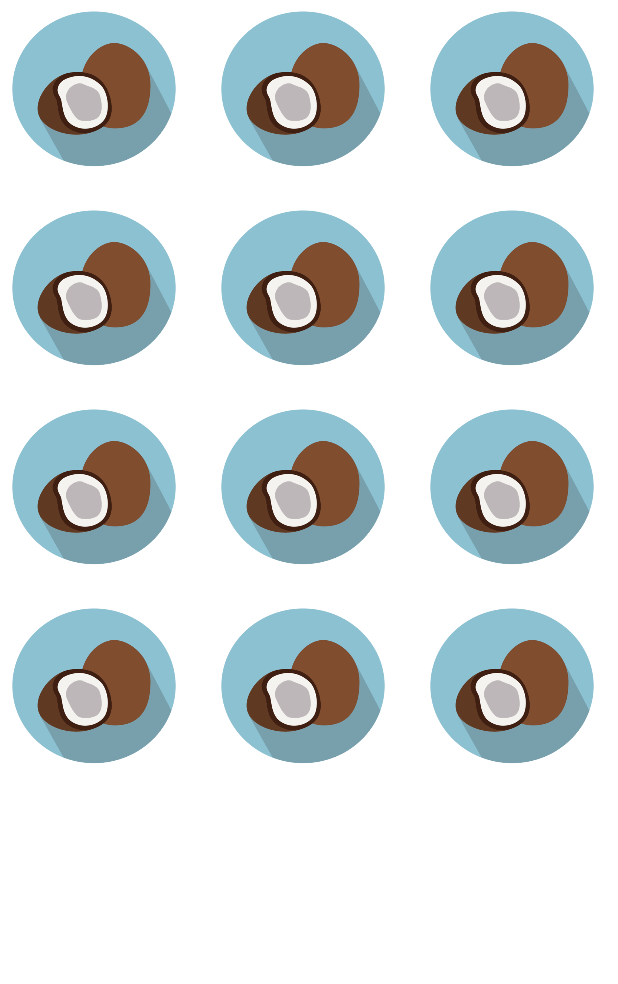
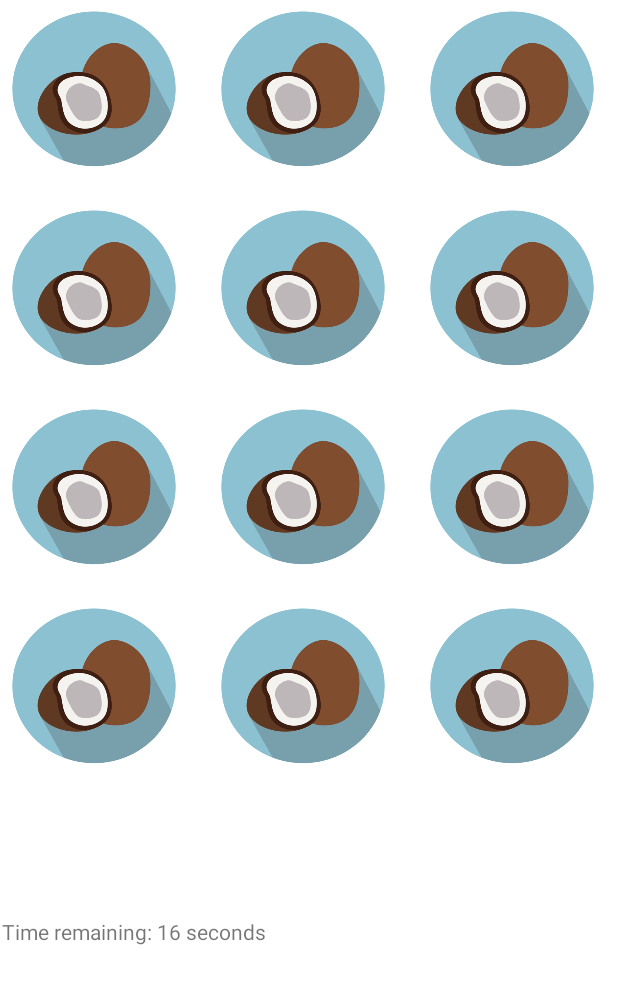
Before and after one commit to angelanacpil/BasicsPractice, an Android app: the screen it shows after launch (MainActivity), on a phone screen of 412 x 824 dp. Shown: the top 984 px of the screen. Run offline under Robolectric (Android 15) with nearby library versions, the phone set to English and light mode, and no system bars.

Commit message:
Scoring, Timer

```diff
--- a/app/src/main/java/com/example/basicspractice/MainActivity.java
+++ b/app/src/main/java/com/example/basicspractice/MainActivity.java
@@ -6,6 +6,7 @@ import androidx.recyclerview.widget.RecyclerView;
 
 import android.annotation.SuppressLint;
 import android.content.Context;
+import android.os.CountDownTimer;
 import android.util.Log;
 import android.view.MotionEvent;
 import android.view.View;
@@ -13,6 +14,7 @@ import android.widget.AdapterView;
 import android.widget.GridView;
 import android.os.Bundle;
 import android.content.Intent;
+import android.widget.TextView;
 import android.widget.Toast;
 
 import java.util.ArrayList;
@@ -27,10 +29,10 @@ public class MainActivity extends AppCompatActivity {
     Context context;
 
     // Declare game grid and tiles
-    private GridView gameBoardView;
+    GridView gameBoardView;
     GridAdapter gridAdapter;
 
-    int tilesImg[] = {R.drawable.tile1, R.drawable.tile2, R.drawable.tile3};
+    int tilesImg[] = {R.drawable.tile1, R.drawable.tile2, R.drawable.tile3, R.drawable.tile4, R.drawable.tile5};
 
     List<Integer> initialTiles = new ArrayList<Integer>();
 
@@ -40,17 +42,44 @@ public class MainActivity extends AppCompatActivity {
     private List<Integer> inventory = new ArrayList<>();
     LinearLayoutManager linearLayoutManager;
 
+    // Score & Timer
+    int score = 0;
+    TextView timerText;
+
     // Toast message, debugging purposes
     CharSequence text = "";
     int duration = Toast.LENGTH_SHORT;
+
+    private CountDownTimer countDownTimer;
+
+    private void startTimer(long duration) {
+        countDownTimer = new CountDownTimer(duration, 1000) {
+            @Override
+            public void onTick(long millisUntilFinished) {
+                // Update UI with the remaining time
+                long secondsRemaining = millisUntilFinished / 1000;
+                timerText.setText("Time remaining: " + secondsRemaining + " seconds");
+            }
+
+            @Override
+            public void onFinish() {
+                // Timer finished, do something here
+                timerText.setText("Timer finished. GameOver!");
+            }
+        };
+        countDownTimer.start();
+    }
+
 
     // Game Logic Conditional
     void checkInventory(List<Integer> stack) {
         // Check inventory size first
         if (inventory.size() >= 7) {
             Log.d("Game", "7! Gameover"); // Working
+
         }
 
+        // Check stack if there's at least 3 elements in the ArrayList (to avoid indexOutOfBounds err)
         if (stack.size() >= 3) {
             // Check if last inputted num is equal to its right and left indeces
             List<Integer> last_three = stack.subList(stack.size() - 3, stack.size());
@@ -60,8 +89,28 @@ public class MainActivity extends AppCompatActivity {
                 inventory.remove(inventory.size() - 1);
                 inventory.remove(inventory.size() - 1);
                 inventory.remove(inventory.size() - 1);
+                score++;
+                checkScore();
             }
         }
+    }
+
+    void checkScore() {
+        switch(score) {
+            case 3:
+                Log.d("Game", "1st Loc.");
+                break;
+            case 6:
+                Log.d("Game", "2nd Loc.");
+                break;
+            case 9:
+                Log.d("Game", "Sugoi! You win the game.");
+                break;
+            default:
+                // code block
+        }
+
+        Log.d("Score", score + "");
     }
 
     @SuppressLint("ClickableViewAccessibility")
@@ -72,11 +121,14 @@ public class MainActivity extends AppCompatActivity {
 
         context = getApplicationContext();
 
+        // Timer
+        startTimer(24000);
+
         // Initialize gameBoardView
         gameBoardView = findViewById(R.id.GameBoard);
 
         // 30 Tiles
-        for (int i = 0; i < 30; i++) {
+        for (int i = 0; i < 36; i++) {
             int randomIndex = new Random().nextInt(tilesImg.length);
             int randomImageId = tilesImg[randomIndex];
             initialTiles.add(randomImageId);
@@ -93,6 +145,9 @@ public class MainActivity extends AppCompatActivity {
         linearLayoutManager = new LinearLayoutManager(MainActivity.this, LinearLayoutManager.HORIZONTAL, false);
         inventoryRecyclerView.setLayoutManager(linearLayoutManager);
         inventoryRecyclerView.setAdapter(itemListAdapter);
+
+        // Timer
+        timerText = findViewById(R.id.timerView);
 
         // Event Handlers
         gameBoardView.setOnItemClickListener(new AdapterView.OnItemClickListener() {
--- a/app/src/main/res/layout/activity_main.xml
+++ b/app/src/main/res/layout/activity_main.xml
@@ -22,7 +22,14 @@
     <androidx.recyclerview.widget.RecyclerView
         android:id="@+id/inventoryView"
         android:layout_width="match_parent"
-        android:layout_height="match_parent"
+        android:layout_height="100dp"
         android:orientation="horizontal" />
 
+    <!-- Timer -->
+    <TextView
+        android:id="@+id/timerView"
+        android:layout_width="match_parent"
+        android:layout_height="match_parent"
+        android:text="0" />
+
 </LinearLayout>
```
